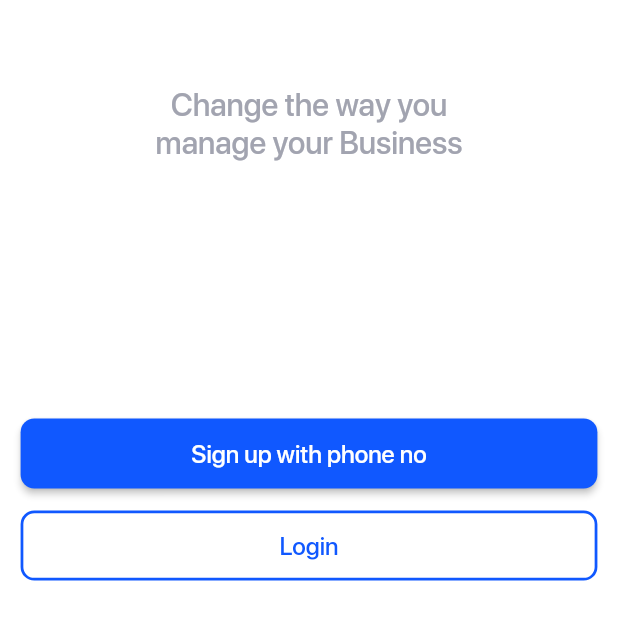
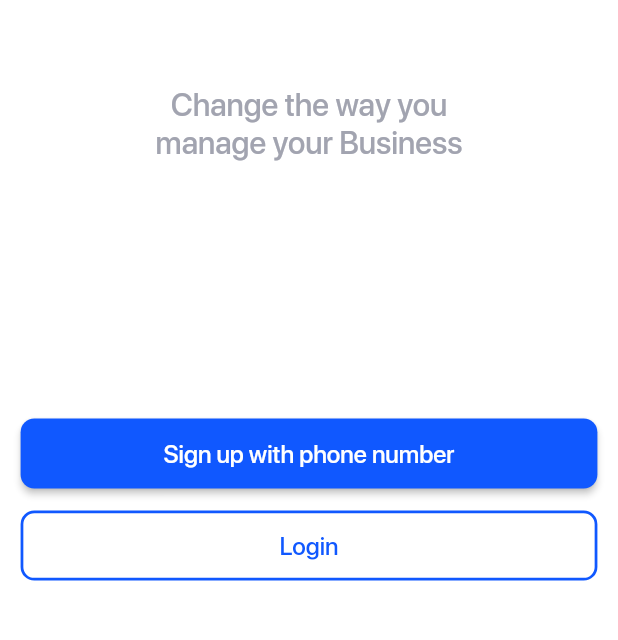
Before and after one commit to SANKARAMDAS/ub_app, a Flutter app: the screen it shows after launch, after a tap on "Skip", on a phone screen of 412 x 824 dp, the part 472-1112 px from its top. Run offline on Flutter 3.47's test engine with Material 2 defaults, Android fonts, the phone set to English and light mode, and no system bars; our stand-ins replace bloc, camera, carousel_slider, charts_flutter, connectivity, country_code_picker and 44 more; missing offline and left inert: app_settings, clipboard, credit_card_validator, device_display_brightness, flutter_contact, flutter_inappwebview and 7 more; accounts and stored records are empty; project files that could hold a hidden picture were left out.

Commit message:
1808,1818

```diff
--- a/lib/screens/WelcomeScreens/welcome_screen.dart
+++ b/lib/screens/WelcomeScreens/welcome_screen.dart
@@ -43,7 +43,7 @@ class WelcomeScreen extends StatelessWidget {
                   .pushReplacementNamed(AppRoutes.loginRoute, arguments: true);
             },
             child: CustomText(
-              'Sign up with phone no',
+              'Sign up with phone number',
               size: (18),
               color: Colors.white,
               bold: FontWeight.w500,
```
